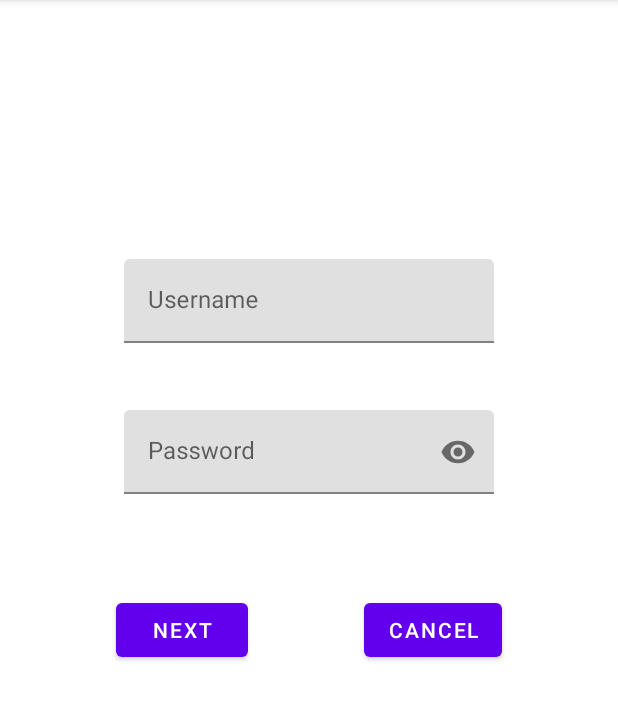
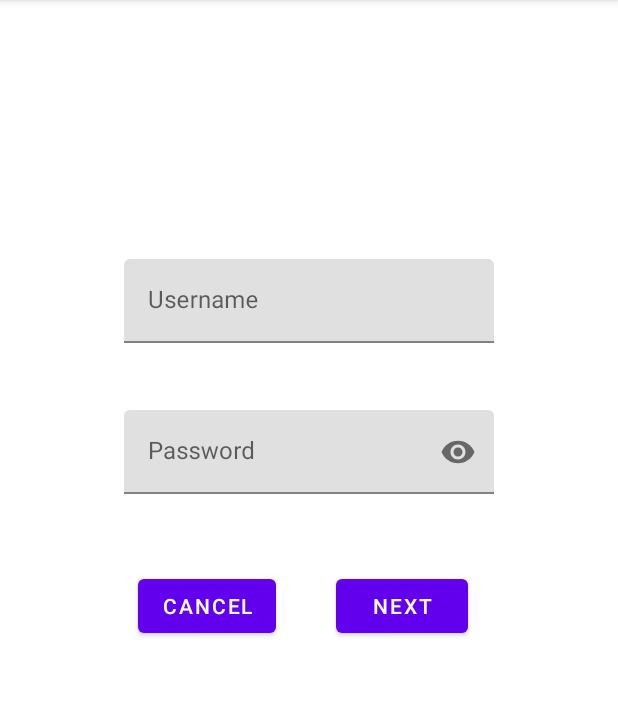
Before and after one commit to ALPHA-GPTK/BookStore, an Android app: the screen it shows after launch (MainActivity), after a tap on "GET STARTED", on a phone screen of 412 x 824 dp, the part 84-804 px from its top. Run offline under Robolectric (Android 15) with nearby library versions, the phone set to English and light mode, and no system bars.

Commit message:
Change position of buttons.

```diff
--- a/app/src/main/res/layout/fragment_login.xml
+++ b/app/src/main/res/layout/fragment_login.xml
@@ -72,24 +72,26 @@
     <Button
             android:layout_width="wrap_content"
             android:layout_height="wrap_content"
+            android:id="@+id/next_btn"
+            android:text="@string/next"
             app:layout_constraintTop_toTopOf="parent"
             app:layout_constraintBottom_toBottomOf="parent"
-            app:layout_constraintLeft_toLeftOf="parent"
-            app:layout_constraintVertical_bias="0.55"
-            app:layout_constraintRight_toLeftOf="@+id/cancel_btn"
-            android:id="@+id/next_btn"
-            android:text="@string/next" />
+            app:layout_constraintVertical_bias="0.528"
+            app:layout_constraintEnd_toEndOf="parent"
+            android:layout_marginEnd="100dp" />
 
     <Button
             android:layout_width="wrap_content"
             android:layout_height="wrap_content"
+            android:id="@+id/cancel_btn"
+            android:text="@string/cancel"
+            app:layout_constraintBottom_toBottomOf="parent"
             app:layout_constraintTop_toTopOf="parent"
-            app:layout_constraintBottom_toBottomOf="parent"
-            app:layout_constraintRight_toRightOf="parent"
-            app:layout_constraintLeft_toRightOf="@+id/next_btn"
-            app:layout_constraintVertical_bias="0.55"
-            android:id="@+id/cancel_btn"
-            android:text="@string/cancel" />
+            app:layout_constraintVertical_bias="0.528"
+            app:layout_constraintEnd_toStartOf="@+id/next_btn"
+            android:layout_marginEnd="40dp"
+            app:layout_constraintStart_toStartOf="parent"
+            app:layout_constraintHorizontal_bias="1.0" />
 
 
 </androidx.constraintlayout.widget.ConstraintLayout>
```
Also changed, not shown: app/src/main/java/com/example/bookstore/LoginFragment.kt (+5 -8 lines).
